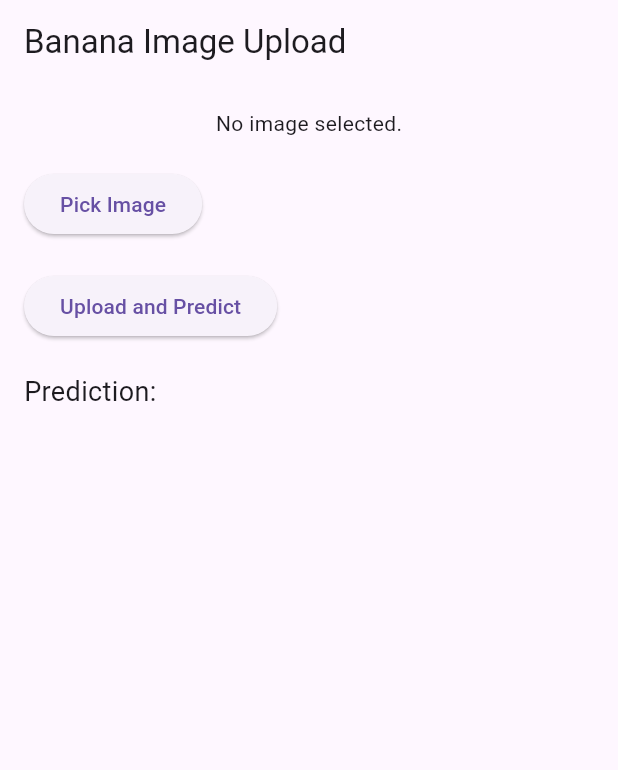
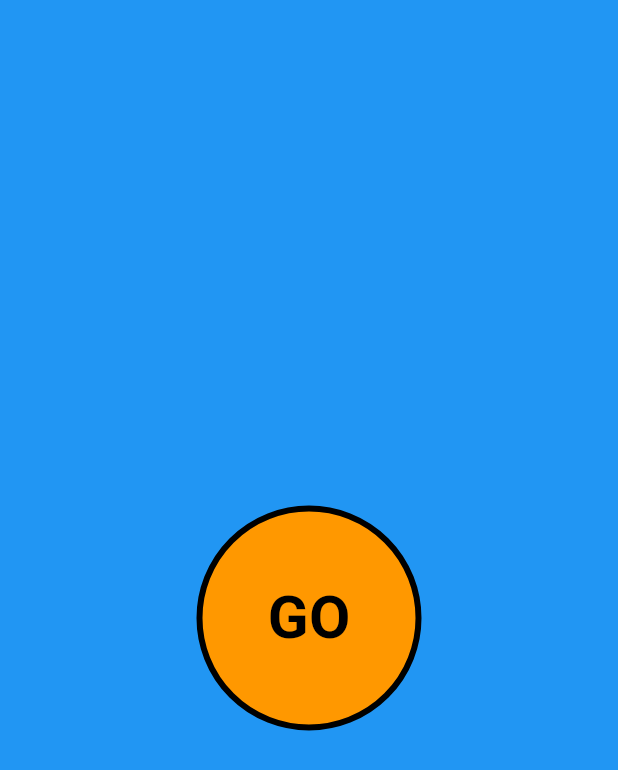
Before and after one commit to notntpete/Efficientnet-Banana-Classification, a Flutter app: the screen it shows after launch, on a phone screen of 412 x 824 dp. Shown: the top 770 px of the screen. Run offline on Flutter 3.47's test engine with Material 3 defaults, Android fonts, the light colour scheme and no system bars; our stand-ins replace image_picker.

Commit message:
Updated the frontend

```diff
--- a/frontend/banana_stuff/lib/main.dart
+++ b/frontend/banana_stuff/lib/main.dart
@@ -9,11 +9,52 @@ class MyApp extends StatelessWidget {
   @override
   Widget build(BuildContext context) {
     return MaterialApp(
+      debugShowCheckedModeBanner: false,
       title: 'Banana Classification',
-      theme: ThemeData(
-        primarySwatch: Colors.green,
-      ),
-      home: ImageUploadScreen(),
+      theme: ThemeData(primarySwatch: Colors.blue),
+      home: IntroScreen(),
     );
   }
 }
+
+class IntroScreen extends StatelessWidget {
+  @override
+  Widget build(BuildContext context) {
+    return Scaffold(
+      body: Container(
+        color: Colors.blue, // Blue background
+        child: Center(
+          child: GestureDetector(
+            onTap: () {
+              // Navigate to the Image Upload Screen
+              Navigator.push(
+                context,
+                MaterialPageRoute(builder: (context) => CustomLayoutScreen()),
+              );
+            },
+            child: Container(
+              width: 150,
+              height: 150,
+              decoration: BoxDecoration(
+                color: Colors.orange, // Button background color
+                shape: BoxShape.circle,
+                border:
+                    Border.all(color: Colors.black, width: 4), // Black border
+              ),
+              child: Center(
+                child: Text(
+                  'GO',
+                  style: TextStyle(
+                    fontSize: 40,
+                    fontWeight: FontWeight.bold,
+                    color: Colors.black, // Text color
+                  ),
+                ),
+              ),
+            ),
+          ),
+        ),
+      ),
+    );
+  }
+}
```
Also changed, not shown: frontend/banana_stuff/lib/image_upload_screen.dart (+110 -44 lines).
